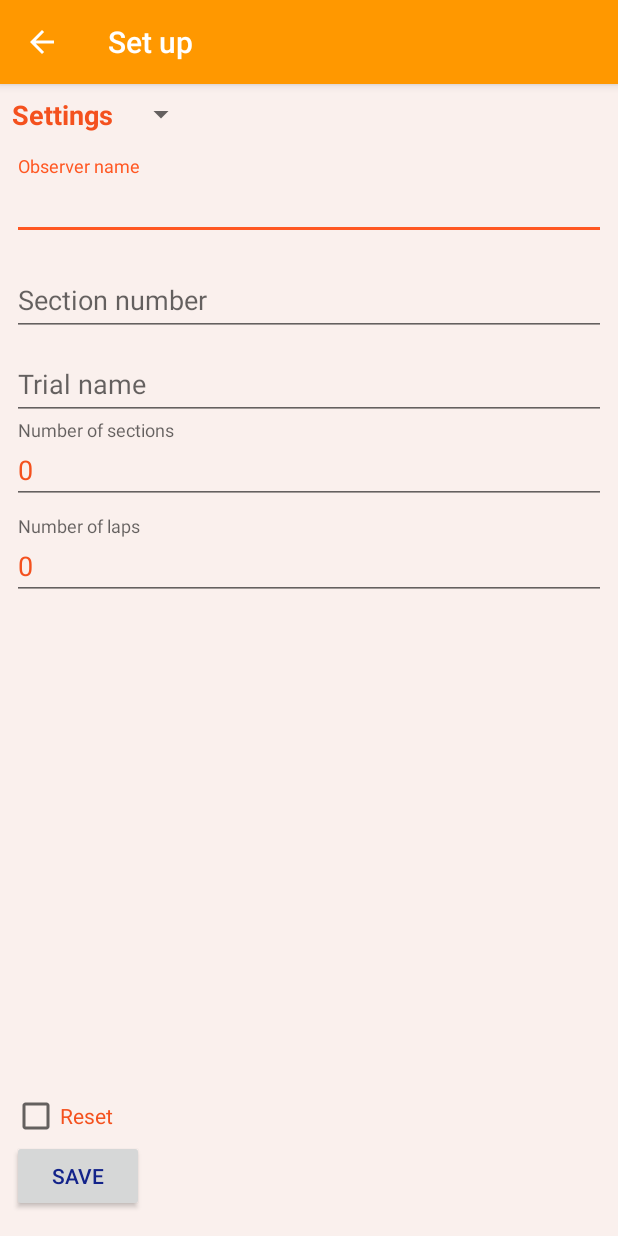
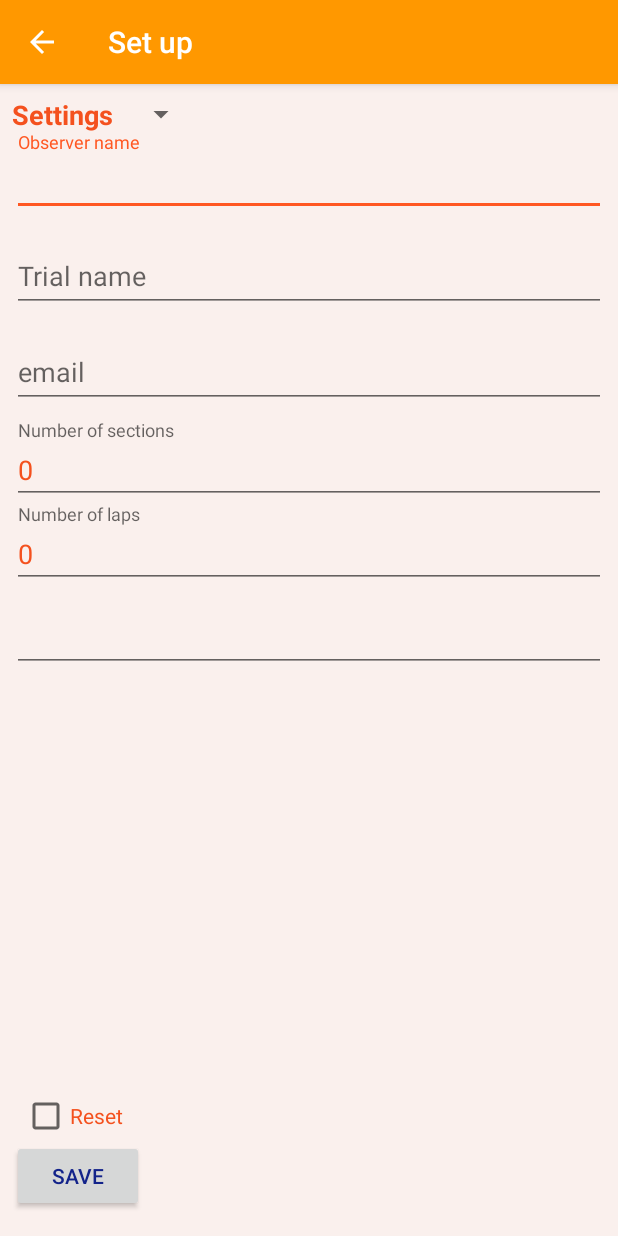
Before and after one commit to alexsykes/Observer, an Android app: the screen it shows after launch (SetupActivity), on a phone screen of 412 x 824 dp. Run offline under Robolectric (Android 15) with nearby library versions, the phone set to English and light mode, and no system bars; 9 statements that could not run were skipped.

Commit message:
WiP - pre Setup changes

```diff
--- a/app/src/main/java/com/alexsykes/observer/activities/SetupActivity.java
+++ b/app/src/main/java/com/alexsykes/observer/activities/SetupActivity.java
@@ -42,7 +42,7 @@ public class SetupActivity extends AppCompatActivity implements AdapterView.OnIt
 
     // Set up data fields
     private static final String BASE_URL = "https://android.trialmonster.uk/";
-    int trialid, section, numsections, numlaps;
+    int trialid, section,  numlaps;
     String observer, theTrialName, detail, email;
     // long startTime;
     String[] theTrials, theIDs;
@@ -57,8 +57,8 @@ public class SetupActivity extends AppCompatActivity implements AdapterView.OnIt
     Spinner trialSelect;
     ProgressDialog dialog = null;
     CheckBox resetCheckBox, confirmCheckBox;
-    TextView observerTextInput, sectionTextInput, trialDetailView, numSectionsTextInput, numLapsTextInput, trialNameTextInput;
-    TextInputLayout numLapsView, numSectionsView, trialNameView;
+    TextView observerTextInput, sectionTextInput, trialDetailView, sectionNumberTextInput, numLapsTextInput, numSectionsTextInput, trialNameTextInput, emailTextInput;
+    TextInputLayout numLapsView, trialNameView;
     ImageView warningImageView;
     private Button button;
 
@@ -82,12 +82,12 @@ public class SetupActivity extends AppCompatActivity implements AdapterView.OnIt
             }
         } else {
             numLapsView.setVisibility(View.VISIBLE);
-            numSectionsView.setVisibility(View.VISIBLE);
+            sectionNumberTextInput.setVisibility(View.VISIBLE);
             trialNameView.setVisibility(View.VISIBLE);
             trialDetailView.setVisibility(View.GONE);
 
             numLapsTextInput.setText(String.valueOf(numlaps));
-            numSectionsTextInput.setText(String.valueOf(numsections));
+            sectionNumberTextInput.setText(String.valueOf(section));
             trialNameTextInput.setText(theTrialName);
             Toast.makeText(SetupActivity.this, "Cannot load trials list - no Internet connection", Toast.LENGTH_LONG).show();
         }
@@ -96,22 +96,25 @@ public class SetupActivity extends AppCompatActivity implements AdapterView.OnIt
     private void setUp() {
         // Set up activity fields
         observerTextInput = findViewById(R.id.observerTextInput);
-        sectionTextInput = findViewById(R.id.sectionTextInput);
+        trialNameTextInput = findViewById(R.id.trialNameTextInput);
+        emailTextInput = findViewById(R.id.emailTextInput);
+        sectionNumberTextInput = findViewById(R.id.sectionNumberTextInput);
+        numSectionsTextInput = findViewById(R.id.numSectionsTextInput);
+        numLapsTextInput = findViewById(R.id.numLapsTextInput);
+
         trialDetailView = findViewById(R.id.trialDetailView);
         resetCheckBox = findViewById(R.id.resetCheckBox);
         confirmCheckBox = findViewById(R.id.confirmCheckBox);
         warningImageView = findViewById(R.id.warningImageView);
         button = findViewById(R.id.button);
 
-        numLapsView = findViewById(R.id.numLapsInput);
-        numSectionsView = findViewById(R.id.numSectionsInput);
-        trialNameView = findViewById(R.id.trialNameInput);
-        numSectionsTextInput = findViewById(R.id.numSectionsTextInput);
-        numLapsTextInput = findViewById(R.id.numLapsTextInput);
+       // numLapsView = findViewById(R.id.numLapsInput);
+       //  sectionView = findViewById(R.id.sectionNumberInput);
+        trialNameView = findViewById(R.id.trialNameTextInput);
         trialNameTextInput = findViewById(R.id.trialNameTextInput);
 
         numLapsView.setVisibility(View.GONE);
-        numSectionsView.setVisibility(View.GONE);
+        sectionNumberTextInput.setVisibility(View.GONE);
 
         confirmCheckBox.setVisibility(View.GONE);
         warningImageView.setVisibility(View.GONE);
@@ -318,7 +321,6 @@ public class SetupActivity extends AppCompatActivity implements AdapterView.OnIt
         localPrefs = getSharedPreferences("monster", MODE_PRIVATE);
         trialid = localPrefs.getInt("trialid", 0);
         theTrialName = localPrefs.getString("theTrialName", null);
-        numsections = localPrefs.getInt("numsections", 0);
         numlaps = localPrefs.getInt("numlaps", 0);
         observer = localPrefs.getString("observer", "");
         section = localPrefs.getInt("section", 0);
@@ -368,12 +370,9 @@ public class SetupActivity extends AppCompatActivity implements AdapterView.OnIt
             }
 
             // Check number of laps validity
-            numsections = Integer.parseInt(numSectionsTextInput.getText().toString());
+            section = Integer.parseInt(sectionNumberTextInput.getText().toString());
             // If out of range, then append message
-            if (numsections == 0) {
-                hasErrors = true;
-                errorMsg += "\nInvalid number of sections";
-            }
+
         }
 
         // Check that section field is populated after manual data has been entered
@@ -381,16 +380,7 @@ public class SetupActivity extends AppCompatActivity implements AdapterView.OnIt
             // If empty, then append message
             hasErrors = true;
             errorMsg += "\nThe section field is empty";
-        } else {
-            // Check section number validity against numsections
-            section = Integer.parseInt(sectionTextInput.getText().toString());
-            // If out of range, then append message
-            if (section > numsections || section <= 0) {
-                hasErrors = true;
-                errorMsg += "\nInvalid section number";
-            }
         }
-
 
         // Inform user if errors
         if (hasErrors) {
@@ -401,7 +391,6 @@ public class SetupActivity extends AppCompatActivity implements AdapterView.OnIt
             SharedPreferences.Editor editor = localPrefs.edit();
             editor.putString("theTrialName", theTrialName);
             editor.putInt("trialid", trialid);
-            editor.putInt("numsections", numsections);
             editor.putInt("numlaps", numlaps);
             editor.putString("observer", observer);
             editor.putInt("section", section);
@@ -428,24 +417,23 @@ public class SetupActivity extends AppCompatActivity implements AdapterView.OnIt
 
         if (trialid==0){
             numLapsView.setVisibility(View.VISIBLE);
-            numSectionsView.setVisibility(View.VISIBLE);
+            sectionNumberTextInput.setVisibility(View.VISIBLE);
             trialNameView.setVisibility(View.VISIBLE);
             trialDetailView.setVisibility(View.GONE);
 
             numLapsTextInput.setText(String.valueOf(numlaps));
-            numSectionsTextInput.setText(String.valueOf(numsections));
+            sectionNumberTextInput.setText(String.valueOf(section));
             trialNameTextInput.setText(theTrialName);
         } else {
-            numsections = Integer.parseInt(theTrial.get("numsections").toString());
             numlaps = Integer.parseInt(theTrial.get("numlaps").toString());
             trialid = Integer.parseInt(theTrial.get("id").toString());
             theTrialName = theTrial.get("name").toString();
             numLapsView.setVisibility(View.INVISIBLE);
-            numSectionsView.setVisibility(View.INVISIBLE);
+            sectionNumberTextInput.setVisibility(View.INVISIBLE);
             trialNameView.setVisibility(View.INVISIBLE);
             trialDetailView.setVisibility(View.VISIBLE);
         }
-        detail = theTrialName + "\n" + numlaps + " laps \n" + numsections + " sections";
+        detail = theTrialName + "\n" + numlaps + " laps \n" + section + " section";
         trialDetailView.setText(detail);
     }
 
--- a/app/src/main/res/layout/activity_setup.xml
+++ b/app/src/main/res/layout/activity_setup.xml
@@ -49,7 +49,6 @@
         android:layout_width="0dp"
         android:layout_height="wrap_content"
         android:layout_marginStart="8dp"
-        android:layout_marginTop="16dp"
         android:layout_marginEnd="8dp"
         app:layout_constraintEnd_toEndOf="parent"
         app:layout_constraintStart_toStartOf="parent"
@@ -65,128 +64,106 @@
             android:textColor="@color/colorPrimaryDark" />
     </com.google.android.material.textfield.TextInputLayout>
 
+    <LinearLayout
+        android:id="@+id/trialDetailsInput"
+        android:layout_width="match_parent"
+        android:layout_height="wrap_content"
+        android:orientation="vertical"
+        app:layout_constraintEnd_toEndOf="parent"
+        app:layout_constraintStart_toStartOf="parent"
+        app:layout_constraintTop_toBottomOf="@id/observerTextView">
+
+
         <com.google.android.material.textfield.TextInputLayout
-        android:id="@+id/sectionTextView"
-        android:layout_width="0dp"
+            android:id="@+id/trialNameInputLayout"
+            android:layout_width="match_parent"
             android:layout_height="wrap_content"
             android:layout_marginStart="8dp"
             android:layout_marginTop="8dp"
-        android:layout_marginEnd="8dp"
-        app:layout_constraintEnd_toEndOf="parent"
-        app:layout_constraintStart_toStartOf="parent"
-        app:layout_constraintTop_toBottomOf="@+id/observerTextView">
-
-        <com.google.android.material.textfield.TextInputEditText
-            android:id="@+id/sectionTextInput"
-            android:layout_width="match_parent"
-            android:layout_height="wrap_content"
-            android:hint="@string/section_number"
-            android:inputType="number"
-            android:textColor="@color/colorPrimaryDark"
-            android:textColorHint="@color/colorButtonBrightRed" />
-    </com.google.android.material.textfield.TextInputLayout>
-
-    <com.google.android.material.textfield.TextInputLayout
-        android:id="@+id/trialIDTextView"
-        android:layout_width="0dp"
-        android:layout_height="wrap_content"
-        android:layout_marginStart="8dp"
-        android:layout_marginLeft="8dp"
-        android:layout_marginEnd="8dp"
-        android:layout_marginRight="8dp"
-        app:layout_constraintEnd_toEndOf="parent"
-        app:layout_constraintStart_toStartOf="parent"
-        app:layout_constraintTop_toBottomOf="@+id/sectionTextView"
-        tools:layout_editor_absoluteY="72dp"/>
-
-    <com.google.android.material.textfield.TextInputLayout
-        android:id="@+id/trialNameInput"
-        android:layout_width="match_parent"
-        android:layout_height="wrap_content"
-        android:layout_marginStart="8dp"
-        android:layout_marginEnd="8dp"
-        android:hint="@string/trial_name"
-        app:layout_constraintEnd_toEndOf="parent"
-        app:layout_constraintStart_toStartOf="parent"
-        app:layout_constraintTop_toBottomOf="@+id/trialIDTextView" >
-
+            android:layout_marginEnd="8dp">
 
             <com.google.android.material.textfield.TextInputEditText
                 android:id="@+id/trialNameTextInput"
                 android:layout_width="match_parent"
                 android:layout_height="wrap_content"
+                android:hint="@string/trial_name"
                 android:inputType="textCapWords"
-            android:textColor="@color/colorPrimaryDark"
-            android:textColorHint="@color/colorButtonBrightRed" />
-
+                android:textColor="@color/colorPrimaryDark" />
         </com.google.android.material.textfield.TextInputLayout>
 
         <com.google.android.material.textfield.TextInputLayout
-        android:id="@+id/numSectionsInput"
+            android:id="@+id/emailInputLayout"
             android:layout_width="match_parent"
             android:layout_height="wrap_content"
             android:layout_marginStart="8dp"
-        android:layout_marginEnd="8dp"
-        android:hint="@string/number_of_sections"
-        app:layout_constraintEnd_toEndOf="parent"
-        app:layout_constraintStart_toStartOf="parent"
-        app:layout_constraintTop_toBottomOf="@+id/trialNameInput" >
-
+            android:layout_marginTop="8dp"
+            android:layout_marginEnd="8dp">
 
             <com.google.android.material.textfield.TextInputEditText
-            android:id="@+id/numSectionsTextInput"
+                android:id="@+id/emailTextInput"
                 android:layout_width="match_parent"
                 android:layout_height="wrap_content"
-            android:inputType="number"
-            android:textColor="@color/colorPrimaryDark"
-            android:textColorHint="@color/colorButtonBrightRed" />
-
+                android:hint="@string/email"
+                android:inputType="textEmailAddress"
+                android:textColor="@color/colorPrimaryDark" />
         </com.google.android.material.textfield.TextInputLayout>
 
+        <com.google.android.material.textfield.TextInputLayout
+            android:id="@+id/sectionNumberInput"
+            android:layout_width="match_parent"
+            android:layout_height="wrap_content"
+            android:layout_marginStart="8dp"
+            android:layout_marginTop="8dp"
+            android:layout_marginEnd="8dp">
 
+            <com.google.android.material.textfield.TextInputEditText
+                android:id="@+id/sectionNumberTextInput"
+                android:layout_width="match_parent"
+                android:layout_height="wrap_content"
+                android:hint="@string/number_of_sections"
+                android:inputType="number"
+                android:singleLine="true"
+                android:textColor="@color/colorPrimaryDark" />
+        </com.google.android.material.textfield.TextInputLayout>
 
         <com.google.android.material.textfield.TextInputLayout
             android:id="@+id/numLapsInput"
             android:layout_width="match_parent"
             android:layout_height="wrap_content"
             android:layout_marginStart="8dp"
-        android:layout_marginTop="8dp"
             android:layout_marginEnd="8dp"
-        android:hint="@string/number_of_laps"
-        app:layout_constraintEnd_toEndOf="parent"
-        app:layout_constraintStart_toStartOf="parent"
-        app:layout_constraintTop_toBottomOf="@+id/numSectionsInput" >
+            android:hint="@string/number_of_laps">
 
             <com.google.android.material.textfield.TextInputEditText
                 android:id="@+id/numLapsTextInput"
                 android:layout_width="match_parent"
                 android:layout_height="wrap_content"
                 android:inputType="number"
-        android:textColor="@color/colorPrimaryDark"
-        android:textColorHint="@color/colorButtonBrightRed" />
-
+                android:singleLine="true"
+                android:textColor="@color/colorPrimaryDark" />
         </com.google.android.material.textfield.TextInputLayout>
+    </LinearLayout>
 
     <CheckBox
         android:id="@+id/resetCheckBox"
         android:layout_width="wrap_content"
         android:layout_height="wrap_content"
-        android:layout_marginStart="8dp"
-        android:layout_marginTop="8dp"
         android:text="@string/reset_scores"
         android:textColor="@color/colorPrimaryDark"
-        app:layout_constraintStart_toStartOf="parent"
-        app:layout_constraintBottom_toTopOf="@id/warningImageView" />
+        app:layout_constraintBottom_toTopOf="@id/confirmCheckBox"
+        app:layout_constraintEnd_toEndOf="parent"
+        app:layout_constraintHorizontal_bias="0.02"
+        app:layout_constraintStart_toStartOf="@id/button" />
 
     <ImageView
         android:id="@+id/warningImageView"
         android:layout_width="wrap_content"
         android:layout_height="wrap_content"
-        android:layout_marginTop="8dp"
+        android:layout_marginTop="20dp"
         android:layout_marginEnd="8dp"
         android:contentDescription="@string/warning"
         app:layout_constraintEnd_toEndOf="parent"
-        app:layout_constraintBottom_toTopOf="@+id/button"
+        app:layout_constraintBottom_toBottomOf="@id/confirmCheckBox"
         app:srcCompat="@drawable/ic_warning_red_48dp" />
 
     <CheckBox
@@ -198,9 +175,11 @@
         android:layout_marginEnd="8dp"
         android:text="@string/warning"
         android:textColor="@color/colorPrimaryDark"
+        app:layout_constraintBottom_toTopOf="@+id/button"
         app:layout_constraintEnd_toStartOf="@+id/warningImageView"
-        app:layout_constraintStart_toStartOf="parent"
-        app:layout_constraintBottom_toTopOf="@+id/button" />
+        app:layout_constraintHorizontal_bias="0.0"
+        app:layout_constraintStart_toStartOf="@id/button"
+        app:layout_constraintVertical_bias="1.0" />
 
     <Button
         android:id="@+id/button"
@@ -214,4 +193,19 @@
         app:layout_constraintBottom_toBottomOf="parent"
         app:layout_constraintStart_toStartOf="parent" />
 
+    <com.google.android.material.textfield.TextInputLayout
+        android:id="@+id/numSectionsInputLayout"
+        android:layout_width="match_parent"
+        android:layout_height="wrap_content"
+        android:layout_marginStart="8dp"
+        android:layout_marginEnd="8dp"
+        app:layout_constraintStart_toStartOf="parent"
+        app:layout_constraintTop_toBottomOf="@+id/trialDetailsInput">
+
+        <com.google.android.material.textfield.TextInputEditText
+            android:id="@+id/numSectionsTextInput"
+            android:layout_width="match_parent"
+            android:layout_height="wrap_content" />
+    </com.google.android.material.textfield.TextInputLayout>
+
 </androidx.constraintlayout.widget.ConstraintLayout>
--- a/app/src/main/res/values/strings.xml
+++ b/app/src/main/res/values/strings.xml
@@ -142,4 +142,5 @@ To change a score, click on the list icon in the toolbar. This will display a li
     <string name="helpText">App Help</string>
     <string name="stop_permitted">Stop Permitted Rules</string>
     <string name="no_stop">Non Stop Rules</string>
+    <string name="email">email</string>
 </resources>
```
Lines whose indentation alone changed are shown as unchanged.
